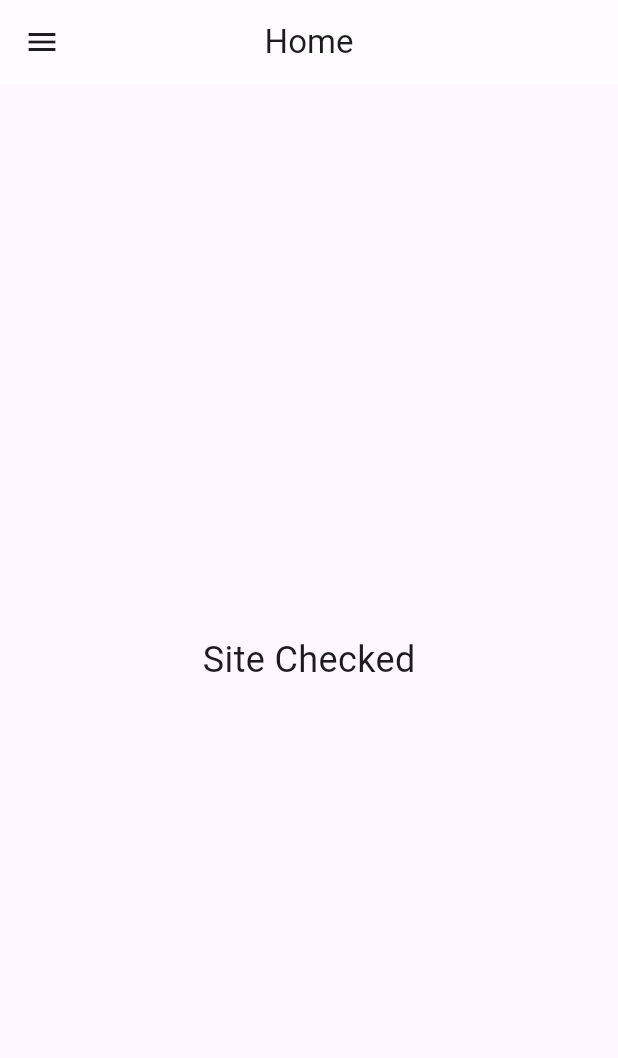
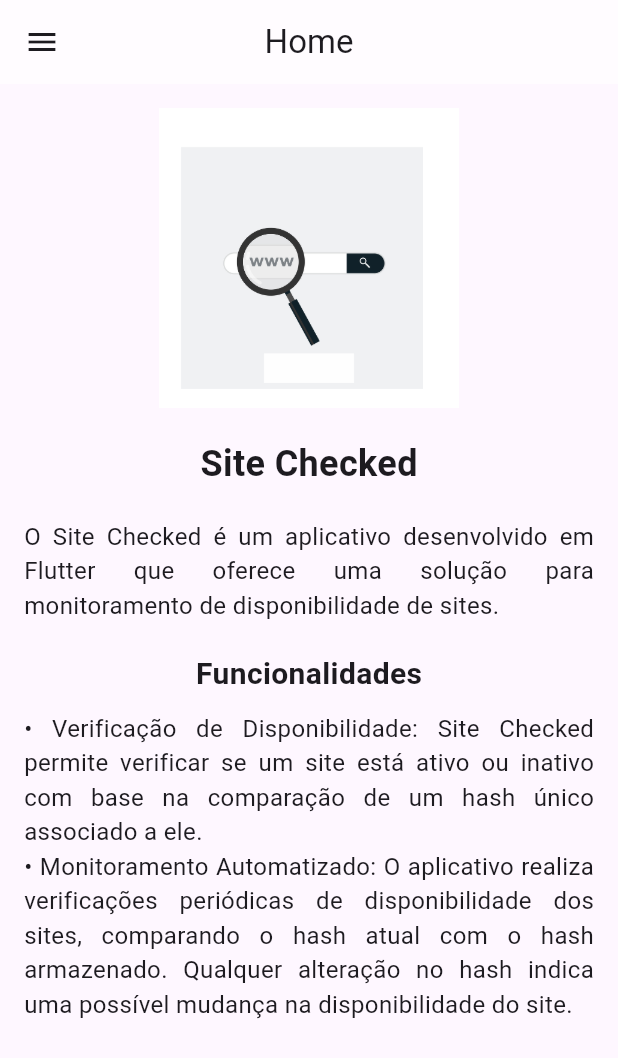
Before and after one commit to lhaislla/fpa, a Flutter app: the Home screen opened by its route, on a phone screen of 412 x 824 dp. Shown: the top 1058 px of the screen. Run offline on Flutter 3.47's test engine with Material 3 defaults, Android fonts, the light colour scheme and no system bars; our stand-ins replace cloud_firestore, firebase_auth, firebase_core, fluttertoast, google_sign_in; accounts and stored records are empty.

```diff
--- a/lib/shared/widgets/menu_lateral.dart
+++ b/lib/shared/widgets/menu_lateral.dart
@@ -4,7 +4,9 @@
 class MenuLateral extends StatelessWidget {
   @override
   Widget build(BuildContext context) {
-    return Drawer(
+    return Container(
+      width: 200.0, // Define a largura desejada para o menu lateral
+      child: Drawer(
         child: ListView(
           padding: EdgeInsets.zero,
           children: <Widget>[
@@ -27,7 +29,6 @@
                 Navigator.pushNamed(context, '/homeMonitoramento');
               },
             ),
-          Spacer(),
             ListTile(
               leading: Icon(Icons.view_list),
               title: Text('Views'),
@@ -42,7 +43,6 @@
                 Navigator.pushNamed(context, '/user_settings');
               },
             ),
-          Spacer(),
             ListTile(
               leading: Icon(Icons.exit_to_app),
               title: Text('Logout'),
@@ -52,6 +52,7 @@
             ),
           ],
         ),
+      ),
     );
   }
 }
--- a/lib/views/LoginScreen/user_settings.dart
+++ b/lib/views/LoginScreen/user_settings.dart
@@ -63,7 +63,7 @@
   Widget build(BuildContext context) {
     return Scaffold(
       appBar: AppBar(
-        title: Text('User Settings'),
+        title: Text('Edit User'),
         centerTitle: true,
       ),
       body: Padding(
@@ -80,7 +80,7 @@
               hintText: '',
               controller: _usernameController,
             ),
-            SizedBox(height: 16.0),
+            SizedBox(height: 32.0),
             RoundedButton(
               onPressed: () {
                 _updateUsername(_usernameController.text.trim());
--- a/lib/views/ViewScreen/home_monitoramento.dart
+++ b/lib/views/ViewScreen/home_monitoramento.dart
@@ -11,10 +11,44 @@
         backgroundColor: Colors.white60,
       ),
       drawer: MenuLateral(),
-      body: Center(
-        child: Text(
-          'Site Checked',
-          style: TextStyle(fontSize: 24.0),
+      body: SingleChildScrollView(
+        child: Center(
+          child: Padding(
+            padding: const EdgeInsets.all(16.0),
+            child: Column(
+              crossAxisAlignment: CrossAxisAlignment.center,
+              children: [
+                Image.asset(
+                  'assets/image/logo_fpa.png',
+                  width: 200, // Aumentando o tamanho da logo
+                  height: 200,
+                ),
+                SizedBox(height: 20.0),
+                Text(
+                  'Site Checked',
+                  style: TextStyle(fontSize: 24.0, fontWeight: FontWeight.bold),
+                ),
+                SizedBox(height: 20.0),
+                Text(
+                  'O Site Checked é um aplicativo desenvolvido em Flutter que oferece uma solução para monitoramento de disponibilidade de sites. ',
+                  textAlign: TextAlign.justify,
+                  style: TextStyle(fontSize: 16.0),
+                ),
+                SizedBox(height: 20.0),
+                Text(
+                  'Funcionalidades',
+                  style: TextStyle(fontSize: 20.0, fontWeight: FontWeight.bold),
+                ),
+                SizedBox(height: 10.0),
+                Text(
+                  '• Verificação de Disponibilidade: Site Checked permite verificar se um site está ativo ou inativo com base na comparação de um hash único associado a ele.\n'
+                  '• Monitoramento Automatizado: O aplicativo realiza verificações periódicas de disponibilidade dos sites, comparando o hash atual com o hash armazenado. Qualquer alteração no hash indica uma possível mudança na disponibilidade do site.',
+                  textAlign: TextAlign.justify,
+                  style: TextStyle(fontSize: 16.0),
+                ),
+              ],
+            ),
+          ),
         ),
       ),
     );
```
Also changed, not shown: pubspec.yaml (+8 -0 lines), pubspec.lock, 6 other files. Lines whose indentation alone changed are shown as unchanged.
